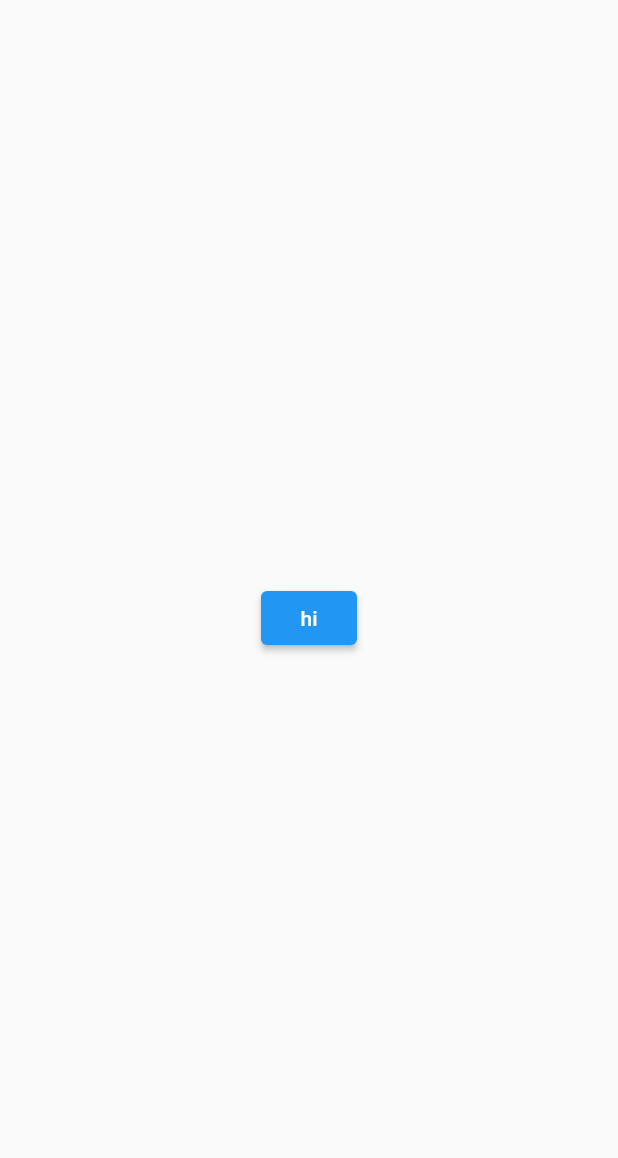
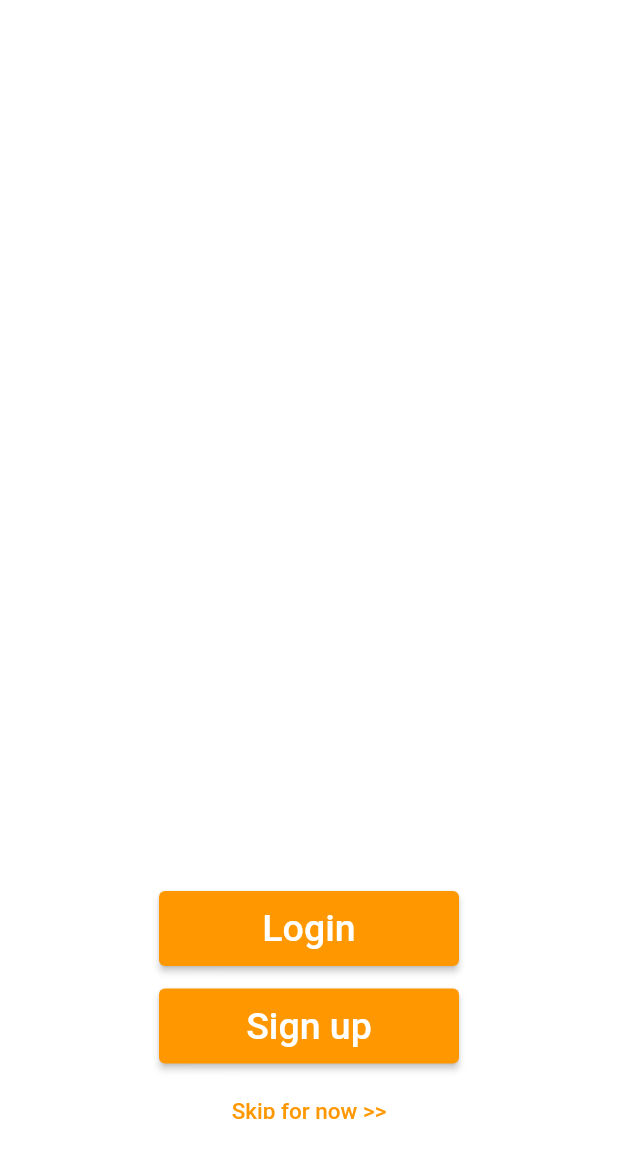
Before and after one commit to Sammitdk/StockMarketSimulator, a Flutter app: the screen it shows after launch, on a phone screen of 412 x 824 dp. Shown: the top 1158 px of the screen. Run offline on Flutter 3.47's test engine with Material 2 defaults, Android fonts, the phone set to English and light mode, and no system bars.

Commit message:
Start Page Updated

```diff
--- a/lib/main.dart
+++ b/lib/main.dart
@@ -1,4 +1,6 @@
 import 'package:flutter/material.dart';
+import 'package:stock_simulator_app/login_page.dart';
+import 'package:stock_simulator_app/signup_page.dart';
 
 void main() => runApp(const MaterialApp(
   home: MyApp(),
@@ -10,10 +12,72 @@ class MyApp extends StatelessWidget {
   @override
   Widget build(BuildContext context) {
     return Scaffold(
-      body: Center(
-        child: ElevatedButton(onPressed: () {},
-          child: const Text('hi')
-        ),
+      backgroundColor: Colors.white,
+      body: Row(
+        mainAxisAlignment: MainAxisAlignment.center,
+        children: [
+          Column(
+            mainAxisAlignment: MainAxisAlignment.end,
+            children: [
+              // Image.asset("assets/images/login.gif"),
+              SizedBox(
+                height: 50,
+                width: 200,
+                child: ElevatedButton(onPressed: () {
+                  Navigator.pushReplacement(context, MaterialPageRoute(builder: (_) => const LoginPage()));
+                  },
+                    style: ButtonStyle(
+                        minimumSize: MaterialStateProperty.all(const Size.fromRadius(18)),
+                        foregroundColor: MaterialStateProperty.all(Colors.white),
+                        backgroundColor: MaterialStateProperty.all(Colors.orange)
+                    ),
+                    child: const Text('Login',
+                    style: TextStyle(
+                      fontSize: 25,
+                    ),)
+                ),
+              ),
+              const SizedBox(height: 15,),
+              SizedBox(
+                height: 50,
+                width: 200,
+                child: ElevatedButton(onPressed: () {
+                  Navigator.pushReplacement(context, MaterialPageRoute(builder: (_) => const SignupPage()));
+                },
+                    style: ButtonStyle(
+                        minimumSize: MaterialStateProperty.all(const Size.fromRadius(18)),
+                        foregroundColor: MaterialStateProperty.all(Colors.white),
+                        backgroundColor: MaterialStateProperty.all(Colors.orange)
+                    ),
+                    child: const Text('Sign up',
+                      style: TextStyle(
+                        fontSize: 25,
+                      ),)
+                ),
+              ),
+              const SizedBox(height: 15,),
+              SizedBox(
+                height: 30,
+                width: 200,
+                child: TextButton(onPressed: () {
+                  Navigator.pushReplacement(context, MaterialPageRoute(builder: (_) => const LoginPage()));
+                },
+                    style: ButtonStyle(
+                        foregroundColor: MaterialStateProperty.all(Colors.white),
+                        backgroundColor: MaterialStateProperty.all(Colors.white)
+                    ),
+                    child: const Text('Skip for now >>',
+                      style: TextStyle(
+                        fontSize: 15,
+                        color: Colors.orange,
+                        decoration: TextDecoration.underline,
+                      ),)
+                ),
+              ),
+              const SizedBox(height: 70,),
+            ],
+          ),
+        ],
       ),
     );
   }
--- a/pubspec.yaml
+++ b/pubspec.yaml
@@ -57,10 +57,8 @@ flutter:
   # the material Icons class.
   uses-material-design: true
 
-  # To add assets to your application, add an assets section, like this:
-  # assets:
-  #   - images/a_dot_burr.jpeg
-  #   - images/a_dot_ham.jpeg
+  assets:
+   - assets/images/
 
   # An image asset can refer to one or more resolution-specific "variants", see
   # https://flutter.dev/assets-and-images/#resolution-aware
```
Also changed, not shown: lib/login_page.dart (added, +14 -0 lines), lib/signup_page.dart (added, +18 -0 lines).
